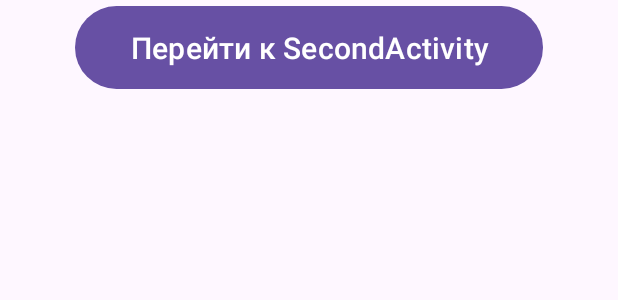
After one commit to Madic228/MyAndroidApp, an Android app: the layout t5_lab_1_activity_main.xml on its own in the app's theme, with its tools: preview values and no code run, on a phone screen of 412 x 824 dp. The commit adds this screen. Shown: the top 300 px of the screen. Run offline under Robolectric (Android 15) with nearby library versions, the phone set to English and light mode, and no system bars.

Commit message:
t5_lab_1 Взаимодействие между Activity

```diff
--- a/app/src/main/java/com/example/girich_project/t4_lab2_MainActivity.java
+++ b/app/src/main/java/com/example/girich_project/t4_lab2_MainActivity.java
@@ -14,7 +14,7 @@ public class t4_lab2_MainActivity extends AppCompatActivity {
         setContentView(R.layout.t4_lab_2_activity_main);
     }
     public void onClick(View view) {
-        Intent intent = new Intent(this, t4_lab_2_SecondActivity.class);
+        Intent intent = new Intent( this, t4_lab_2_SecondActivity.class);
         startActivity(intent);
     }
 }
--- a/app/src/main/java/com/example/girich_project/t4_lab_3_SecondActivity2.java
+++ b/app/src/main/java/com/example/girich_project/t4_lab_3_SecondActivity2.java
@@ -16,8 +16,8 @@ public class t4_lab_3_SecondActivity2 extends AppCompatActivity {
         textView.setPadding(16, 16, 16, 16);
         Bundle arguments = getIntent().getExtras();
         t4_lab3_User user;
-        if(arguments!=null){
-            user = (t4_lab3_User)arguments.getSerializable
+        if (arguments != null) {
+            user = (t4_lab3_User) arguments.getSerializable
                     (t4_lab3_User.class.getSimpleName());
             textView.setText("Name: " + user.getName() +
                     "\nCompany: " + user.getCompany() +
--- /dev/null
+++ b/app/src/main/res/layout/t5_lab_1_activity_main.xml
@@ -0,0 +1,22 @@
+<?xml version="1.0" encoding="utf-8"?>
+<androidx.constraintlayout.widget.ConstraintLayout xmlns:android="http://schemas.android.com/apk/res/android"
+    xmlns:app="http://schemas.android.com/apk/res-auto"
+    xmlns:tools="http://schemas.android.com/tools"
+    android:layout_width="match_parent"
+    android:layout_height="match_parent"
+    tools:context=".t5_lab_1_MainActivity">
+
+    <Button
+        android:id="@+id/btn"
+        android:layout_width="312dp"
+        android:layout_height="63dp"
+        android:onClick="onClick"
+        android:text="Перейти к SecondActivity"
+        android:textSize="20sp"
+        app:layout_constraintEnd_toEndOf="parent"
+        app:layout_constraintHorizontal_bias="0.5"
+        app:layout_constraintStart_toStartOf="parent"
+        app:layout_constraintTop_toTopOf="parent" />
+    />
+
+</androidx.constraintlayout.widget.ConstraintLayout>
```
Also changed, not shown: app/src/main/AndroidManifest.xml (+19 -0 lines), app/src/main/java/com/example/girich_project/t5_lab_1_MainActivity.java (added, +27 -0 lines), app/src/main/java/com/example/girich_project/t5_lab_1_SecondActivity.java (added, +25 -0 lines), app/src/main/java/com/example/girich_project/t5_lab_1_ThirdActivity.java (added, +24 -0 lines), app/src/main/res/layout/t5_lab_1_activity_second.xml (added, +22 -0 lines), app/src/main/res/layout/t5_lab_1_activity_third.xml (added, +22 -0 lines).
